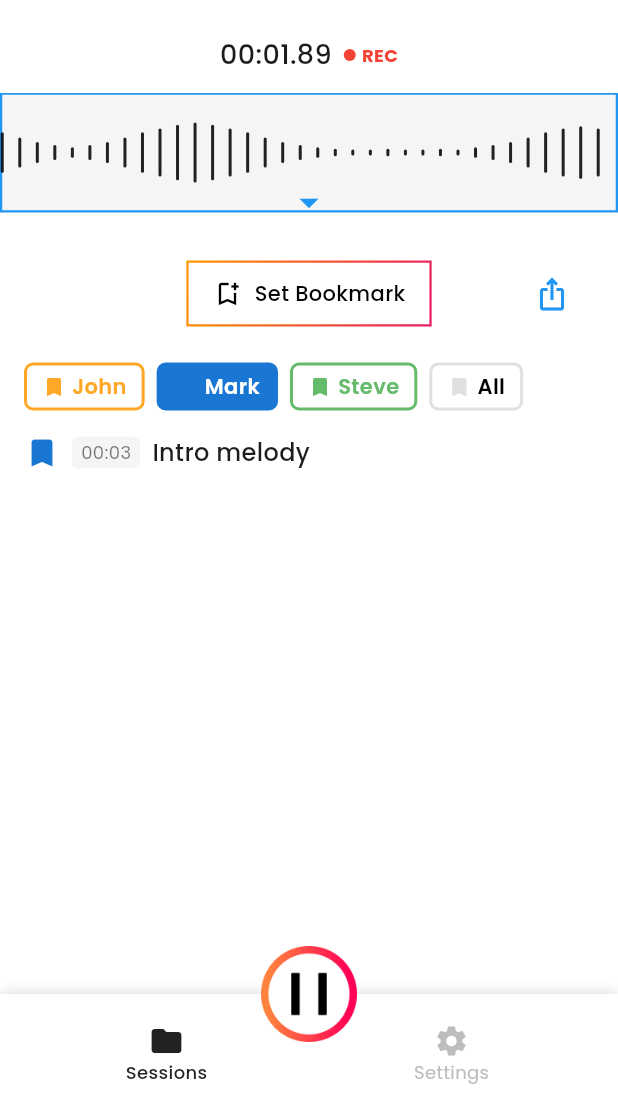
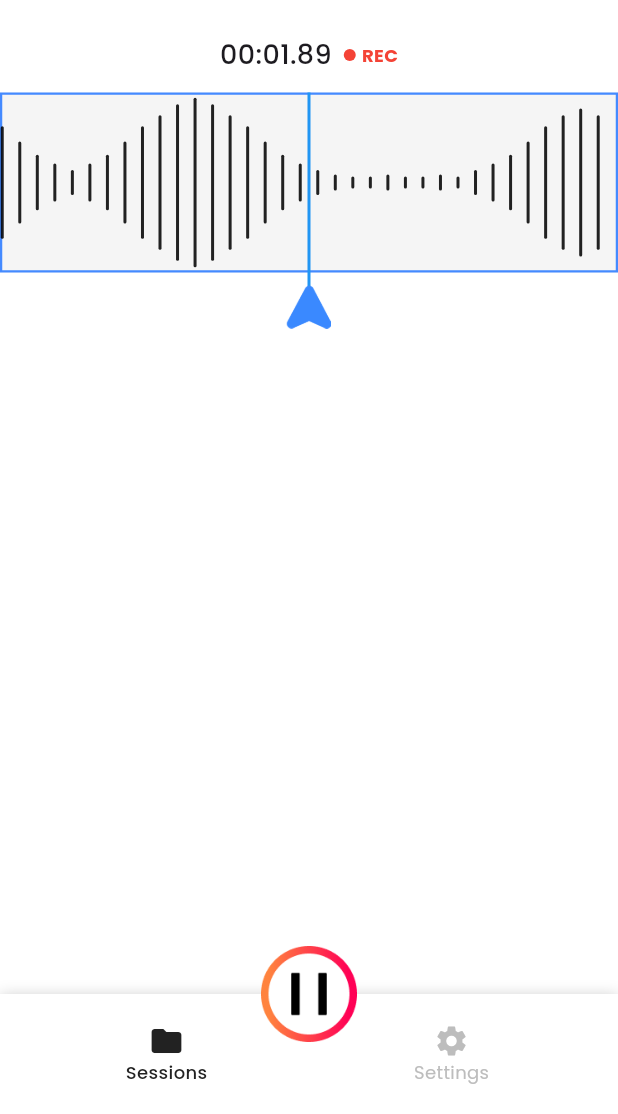
Before and after one commit to Najaf555/cord-app, a Flutter app: the NewRecordingScreen screen opened directly, on a phone screen of 412 x 824 dp, the part 122-1236 px from its top. Run offline on Flutter 3.47's test engine with Material 3 defaults, Android fonts, the light colour scheme and no system bars; our stand-ins replace auto_size_text, cloud_firestore, firebase_auth, firebase_core, firebase_messaging, flutter_slidable and 7 more; missing offline and left inert: flutter_facebook_auth, flutter_sound; accounts and stored records are empty; statements that could not run were skipped; project files that could hold a hidden picture were left out.

Commit message:
after new recording screen UI fixed

```diff
--- a/lib/views/new_recording.dart
+++ b/lib/views/new_recording.dart
@@ -768,129 +768,151 @@ class _NewRecordingScreenState extends State<NewRecordingScreen> with SingleTick
               // Waveform and blue arrow (animated, matches paused_recording)
               const SizedBox(height: 12),
               Stack(
-                alignment: Alignment.bottomCenter,
+                alignment: Alignment.center,
+                clipBehavior: Clip.none,
                 children: [
+                  // Waveform background and bars
                   Container(
-                    height: 80,
+                    height: 120,
                     width: double.infinity,
                     color: const Color(0xFFF5F5F5),
                     child: Container(
                       width: double.infinity,
                       height: 60,
                       decoration: BoxDecoration(
-                          border: Border.all(color: Colors.blue, width: 1.5),
+                        border: Border.all(color: Colors.blueAccent, width: 1.5),
                       ),
                       child: CustomPaint(
                         painter: _WaveformPainter(phase: _isRecording ? _controller.value : 0.0),
                       ),
                     ),
                   ),
-                  const Positioned(
-                    bottom: -8,
-                    child: Icon(
-                      Icons.arrow_drop_down,
+                  // Center vertical blue line (overlay, extends below waveform)
+                  Positioned(
+                    top: -20, // extend above the container
+                    bottom: -30, // extend below the container to match pointer
+                    left: 0,
+                    right: 0,
+                    child: Center(
+                      child: Container(
+                        width: 2,
+                        height: 130, // taller than waveform container
                         color: Colors.blue,
-                      size: 30,
+                      ),
+                    ),
+                  ),
+                  // Pointer arrow icon (overlay, bottom center)
+                  Positioned(
+                    bottom: -38,
+                    left: 0,
+                    right: 1,
+                    child: Center(
+                      child: Image.asset(
+                        'assets/images/arrowPointer.png',
+                        width: 30,
+                        height: 30,
+                        fit: BoxFit.contain,
+                      ),
                     ),
                   ),
                 ],
               ),
               // Bookmark button and share icon
-              const SizedBox(height: 32),
-              SizedBox(
-                height: 44,
-                child: Stack(
-                  alignment: Alignment.center,
-                  children: [
-                    Center(
-                      child: Container(
-                        height: 44,
-                        decoration: BoxDecoration(
-                          gradient: const LinearGradient(
-                            colors: [Colors.orange, Colors.pink],
-                            begin: Alignment.topLeft,
-                            end: Alignment.bottomRight,
-                          ),
-                          borderRadius: BorderRadius.zero,
-                        ),
-                        child: Container(
-                          margin: const EdgeInsets.all(1.5),
-                          padding: const EdgeInsets.symmetric(horizontal: 16),
-                          decoration: BoxDecoration(
-                            color: Colors.white,
-                            borderRadius: BorderRadius.zero,
-                          ),
-                          child: Row(
-                            mainAxisSize: MainAxisSize.min,
-                            children: const [
-                              Icon(
-                                Icons.bookmark_add_outlined,
-                                color: Colors.black,
-                                size: 20,
-                              ),
-                              SizedBox(width: 8),
-                              Text(
-                                'Set Bookmark',
-                                style: TextStyle(
-                                  color: Colors.black,
-                                  fontWeight: FontWeight.w500,
-                                ),
-                              ),
-                            ],
-                          ),
-                        ),
-                      ),
-                    ),
-                    const Positioned(
-                      right: 32,
-                      child: Icon(
-                        Icons.ios_share,
-                        color: Colors.blue,
-                        size: 24,
-                      ),
-                    ),
-                  ],
-                ),
-              ),
+              // const SizedBox(height: 32),
+              // SizedBox(
+              //   height: 44,
+              //   child: Stack(
+              //     alignment: Alignment.center,
+              //     children: [
+              //       Center(
+              //         child: Container(
+              //           height: 44,
+              //           decoration: BoxDecoration(
+              //             gradient: const LinearGradient(
+              //               colors: [Colors.orange, Colors.pink],
+              //               begin: Alignment.topLeft,
+              //               end: Alignment.bottomRight,
+              //             ),
+              //             borderRadius: BorderRadius.zero,
+              //           ),
+              //           child: Container(
+              //             margin: const EdgeInsets.all(1.5),
+              //             padding: const EdgeInsets.symmetric(horizontal: 16),
+              //             decoration: BoxDecoration(
+              //               color: Colors.white,
+              //               borderRadius: BorderRadius.zero,
+              //             ),
+              //             child: Row(
+              //               mainAxisSize: MainAxisSize.min,
+              //               children: const [
+              //                 Icon(
+              //                   Icons.bookmark_add_outlined,
+              //                   color: Colors.black,
+              //                   size: 20,
+              //                 ),
+              //                 SizedBox(width: 8),
+              //                 Text(
+              //                   'Set Bookmark',
+              //                   style: TextStyle(
+              //                     color: Colors.black,
+              //                     fontWeight: FontWeight.w500,
+              //                   ),
+              //                 ),
+              //               ],
+              //             ),
+              //           ),
+              //         ),
+              //       ),
+              //       const Positioned(
+              //         right: 32,
+              //         child: Icon(
+              //           Icons.ios_share,
+              //           color: Colors.blue,
+              //           size: 24,
+              //         ),
+              //       ),
+              //     ],
+              //   ),
+              // ),
               // Bookmark filter chips and list (as in the image)
-              const SizedBox(height: 24),
-              Padding(
-                padding: const EdgeInsets.symmetric(horizontal: 16.0),
-                child: SingleChildScrollView(
-                  scrollDirection: Axis.horizontal,
-                  child: Row(
-                    children: [
-                      _BookmarkChip(label: 'John', color: Color(0xFFFFA726)),
-                      SizedBox(width: 8),
-                      _BookmarkChip(label: 'Mark', color: Color(0xFF1976D2), selected: true),
-                      SizedBox(width: 8),
-                      _BookmarkChip(label: 'Steve', color: Color(0xFF66BB6A)),
-                      SizedBox(width: 8),
-                      _BookmarkChip(label: 'All', color: Color(0xFFE0E0E0), textColor: Colors.black),
-                    ],
-                  ),
-                ),
-              ),
-              const SizedBox(height: 16),
-              Padding(
-                padding: const EdgeInsets.symmetric(horizontal: 16.0),
-                child: Row(
-                  children: [
-                    Icon(Icons.bookmark, color: Color(0xFF1976D2)),
-                    SizedBox(width: 8),
-                    Container(
-                      padding: const EdgeInsets.symmetric(horizontal: 6, vertical: 2),
-                      decoration: BoxDecoration(
-                        color: Color(0xFFF5F5F5),
-                        borderRadius: BorderRadius.circular(4),
-                      ),
-                      child: Text('00:03', style: TextStyle(fontSize: 12, color: Colors.black54)),
-                    ),
-                    SizedBox(width: 8),
-                    Text('Intro melody', style: TextStyle(fontSize: 16, fontWeight: FontWeight.w500)),
-                  ],
-                ),
-              ),
+              // const SizedBox(height: 24),
+              // Padding(
+              //   padding: const EdgeInsets.symmetric(horizontal: 16.0),
+              //   child: SingleChildScrollView(
+              //     scrollDirection: Axis.horizontal,
+              //     child: Row(
+              //       children: [
+              //         _BookmarkChip(label: 'John', color: Color(0xFFFFA726)),
+              //         SizedBox(width: 8),
+              //         _BookmarkChip(label: 'Mark', color: Color(0xFF1976D2), selected: true),
+              //         SizedBox(width: 8),
+              //         _BookmarkChip(label: 'Steve', color: Color(0xFF66BB6A)),
+              //         SizedBox(width: 8),
+              //         _BookmarkChip(label: 'All', color: Color(0xFFE0E0E0), textColor: Colors.black),
+              //       ],
+              //     ),
+              //   ),
+              // ),
+              // const SizedBox(height: 16),
+              // Padding(
+              //   padding: const EdgeInsets.symmetric(horizontal: 16.0),
+              //   child: Row(
+              //     children: [
+              //       Icon(Icons.bookmark, color: Color(0xFF1976D2)),
+              //       SizedBox(width: 8),
+              //       Container(
+              //         padding: const EdgeInsets.symmetric(horizontal: 6, vertical: 2),
+              //         decoration: BoxDecoration(
+              //           color: Color(0xFFF5F5F5),
+              //           borderRadius: BorderRadius.circular(4),
+              //         ),
+              //         child: Text('00:03', style: TextStyle(fontSize: 12, color: Colors.black54)),
+              //       ),
+              //       SizedBox(width: 8),
+              //       Text('Intro melody', style: TextStyle(fontSize: 16, fontWeight: FontWeight.w500)),
+              //     ],
+              //   ),
+              // ),
                     ],
                   ),
                 ),
@@ -1051,13 +1073,18 @@ class _WaveformPainter extends CustomPainter {
     ];
     final barWidth = size.width / (heights.length * 1.8);
 
+    // Find the maximum height in the heights array
+    final maxBar = heights.reduce((a, b) => a > b ? a : b).toDouble();
+    // Scale factor so the tallest bar nearly fills the container
+    final scale = (size.height * 0.95) / maxBar;
+
     // Animate the waveform by shifting the bars horizontally based on phase
     final shift = (phase * heights.length) % heights.length;
     for (int i = 0; i < heights.length; i++) {
       // Calculate shifted index for animation
       int shiftedIndex = (i + shift.toInt()) % heights.length;
       final x = barWidth * (i * 1.8);
-      final barHeight = heights[shiftedIndex].toDouble();
+      final barHeight = heights[shiftedIndex].toDouble() * scale;
       canvas.drawLine(
         Offset(x, size.height / 2 - barHeight / 2),
         Offset(x, size.height / 2 + barHeight / 2),
```
Lines whose indentation alone changed are shown as unchanged.
